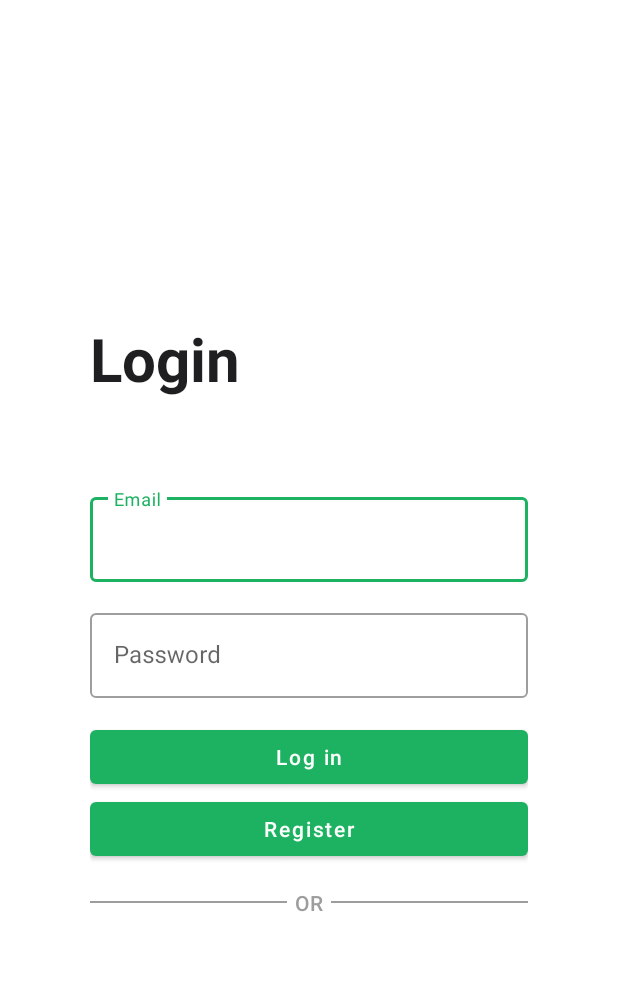
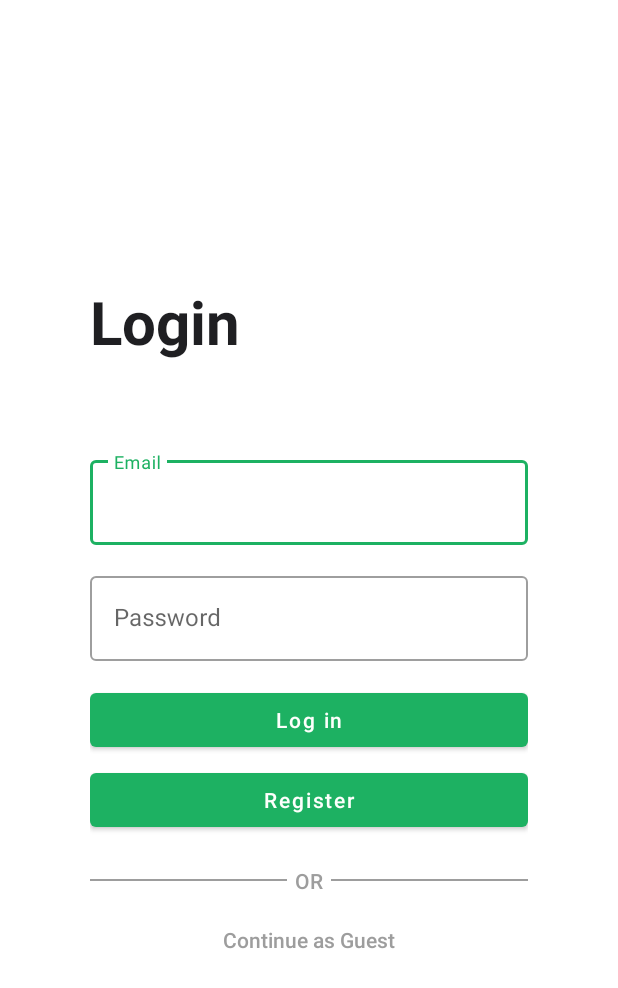
Before and after one commit to gpark608/362_pigeon_hole, an Android app: the screen it shows after launch (MainActivity), on a phone screen of 412 x 824 dp. Shown: the top 988 px of the screen. Run offline under Robolectric (Android 15) with nearby library versions, the phone set to English and light mode, and no system bars; our stand-ins replace Firebase (no records; nobody signed in at launch, a user with empty details on screens opened directly); Roboto replaces fonts that are not available here.

Commit message:
Add option to continue as guest

```diff
--- a/app/src/main/res/layout/activity_main.xml
+++ b/app/src/main/res/layout/activity_main.xml
@@ -1,6 +1,7 @@
 <?xml version="1.0" encoding="utf-8"?>
 
 <androidx.appcompat.widget.LinearLayoutCompat xmlns:android="http://schemas.android.com/apk/res/android"
+    xmlns:tools="http://schemas.android.com/tools"
     android:layout_width="match_parent"
     android:layout_height="match_parent"
     android:padding="60dp">
@@ -60,6 +61,7 @@
             android:id="@+id/buttonLogin"
             android:layout_width="match_parent"
             android:layout_height="wrap_content"
+            android:layout_marginBottom="5dp"
             android:fontFamily="@font/roboto_medium"
             android:text="@string/label_log_in_action"
             android:textAllCaps="false" />
@@ -68,6 +70,7 @@
             android:id="@+id/buttonRegister"
             android:layout_width="match_parent"
             android:layout_height="wrap_content"
+            android:layout_marginBottom="20dp"
             android:fontFamily="@font/roboto_medium"
             android:text="@string/label_register"
             android:textAllCaps="false" />
@@ -75,7 +78,6 @@
         <LinearLayout
             android:layout_width="match_parent"
             android:layout_height="wrap_content"
-            android:layout_marginTop="15dp"
             android:orientation="horizontal">
 
             <View
@@ -91,10 +93,11 @@
                 android:id="@+id/text"
                 android:layout_width="wrap_content"
                 android:layout_height="wrap_content"
+                android:fontFamily="@font/roboto_medium"
+                android:text="@string/label_or"
+                android:textAllCaps="true"
                 android:textColor="@color/ghost_white"
-                android:textAllCaps="true"
-                android:fontFamily="@font/roboto_medium"
-                android:text="@string/label_or"/>
+                tools:ignore="TextContrastCheck" />
 
             <View
                 android:id="@+id/second_divider"
@@ -107,7 +110,15 @@
 
         </LinearLayout>
 
-        <!-- Will Add Google Sign in Here -->
+        <TextView
+            android:layout_width="wrap_content"
+            android:layout_height="match_parent"
+            android:layout_marginTop="20dp"
+            android:layout_gravity="center"
+            android:fontFamily="@font/roboto_medium"
+            android:textColor="@color/ghost_white"
+            android:text="@string/continue_as_guest"
+            />
 
     </LinearLayout>
 
--- a/app/src/main/res/values/strings.xml
+++ b/app/src/main/res/values/strings.xml
@@ -12,4 +12,5 @@
     <string name="label_register">Register</string>
     <string name="label_log_in_action">Log in</string>
     <string name="label_or">or</string>
+    <string name="continue_as_guest">Continue as Guest</string>
 </resources>
```
